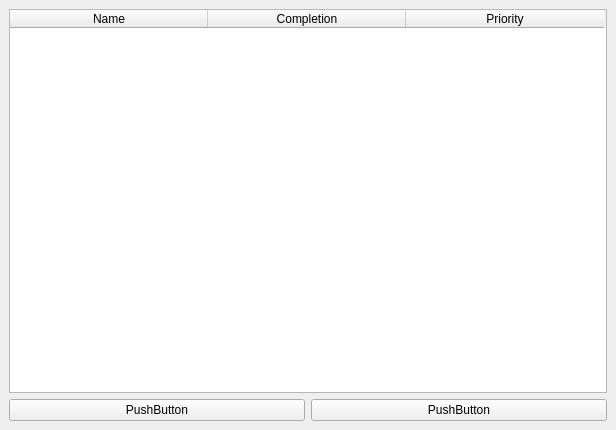
Old version of the form planner/ktaskwindow.ui in the repository kiramor/planner.
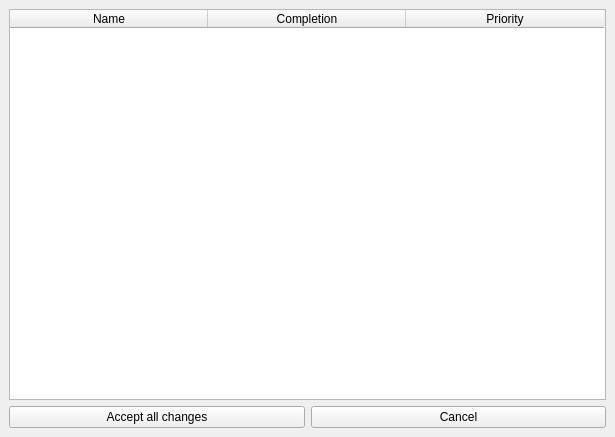
New version of the form.

Commit message: ++ buttons and started work on saving changes in twTable

The edit to the form file:
```diff
--- a/planner/ktaskwindow.ui
+++ b/planner/ktaskwindow.ui
@@ -6,8 +6,8 @@
    <rect>
     <x>0</x>
     <y>0</y>
-    <width>616</width>
-    <height>430</height>
+    <width>615</width>
+    <height>437</height>
    </rect>
   </property>
   <property name="windowTitle">
@@ -15,6 +15,11 @@
   </property>
   <widget class="QWidget" name="centralwidget">
    <layout class="QVBoxLayout" name="verticalLayout">
+    <property name="sizeConstraint">
+     <enum>QLayout::SetNoConstraint</enum>
+    </property>
+    <item>
+     <layout class="QVBoxLayout" name="verticalLayout_2">
     <item>
      <widget class="QTableWidget" name="twTable">
       <property name="columnCount">
@@ -46,19 +51,21 @@
       </column>
      </widget>
     </item>
+     </layout>
+    </item>
     <item>
      <layout class="QHBoxLayout" name="horizontalLayout">
       <item>
        <widget class="QPushButton" name="pushButton">
         <property name="text">
-         <string>PushButton</string>
+         <string>Accept all changes</string>
         </property>
        </widget>
       </item>
       <item>
        <widget class="QPushButton" name="pushButton_2">
         <property name="text">
-         <string>PushButton</string>
+         <string>Cancel</string>
         </property>
        </widget>
       </item>
```
Left out of the diff: 8 changed lines with no effect on the pictures. Lines whose indentation alone changed are shown as unchanged. The commit also changes 7 other files.
